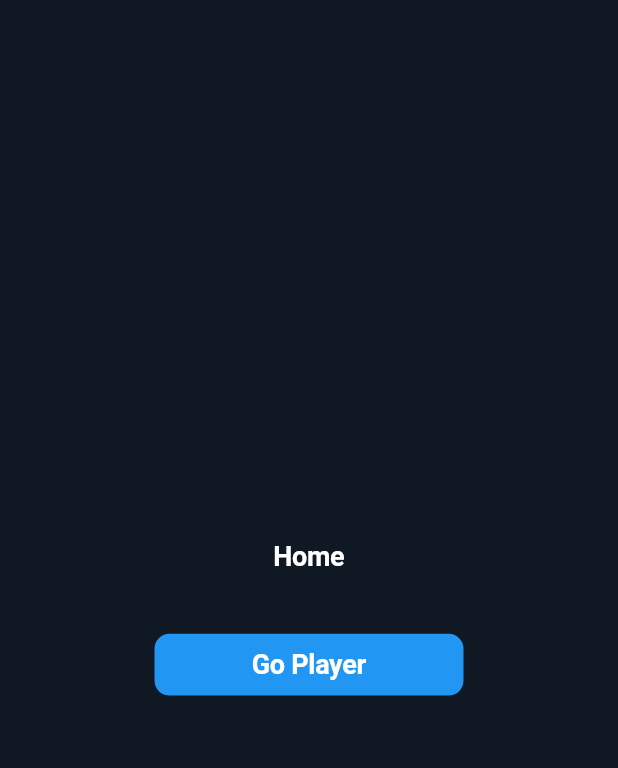
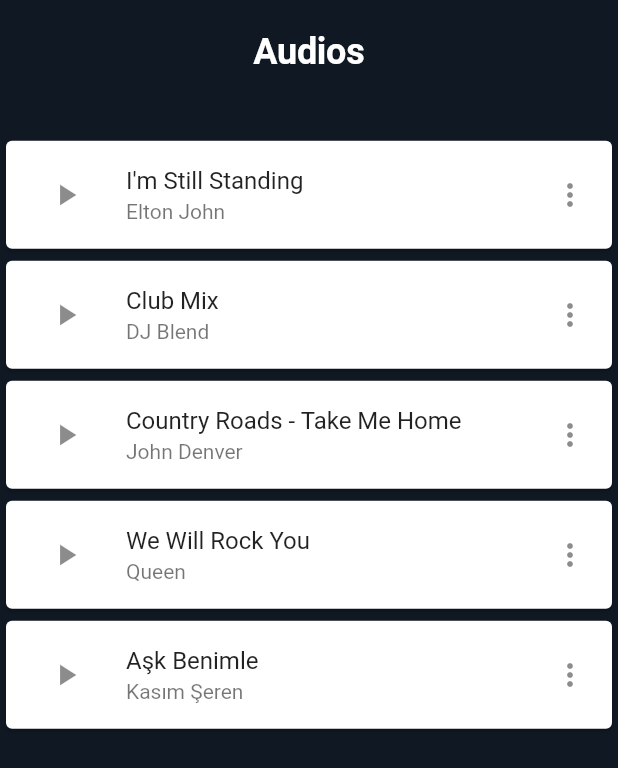
Before and after one commit to yagizdo/audio_app_demo, a Flutter app: the screen it shows after launch, on a phone screen of 412 x 824 dp. Shown: the top 768 px of the screen. Run offline on Flutter 3.47's test engine with Material 2 defaults, Android fonts, the phone set to English and light mode, and no system bars; our stand-ins replace audio_video_progress_bar, flutter_svg, get_it, go_router, hive, hive_flutter and 5 more; accounts and stored records are empty; generated files the repository leaves out were written again.

Commit message:
Added audio list and card || updated home view

```diff
--- a/lib/utils/app_routes.dart
+++ b/lib/utils/app_routes.dart
@@ -1,4 +1,4 @@
-import 'package:audio_app_demo/views/home_view.dart';
+import 'package:audio_app_demo/views/home/view/home_view.dart';
 import 'package:audio_app_demo/views/player/view/player_view.dart';
 import 'package:flutter/material.dart';
 import 'package:go_router/go_router.dart';
--- a/lib/utils/app_textstyles.dart
+++ b/lib/utils/app_textstyles.dart
@@ -19,7 +19,7 @@ class AppTextStyle {
   static TextStyle homeText() {
     return const TextStyle(
       color: Colors.white,
-      fontSize: 18,
+      fontSize: 24,
       fontWeight: FontWeight.w600,
       letterSpacing: -0.2,
       overflow: TextOverflow.ellipsis,
--- /dev/null
+++ b/lib/views/home/view/home_view.dart
@@ -0,0 +1,67 @@
+import 'package:audio_app_demo/models/audio/audio_model.dart';
+import 'package:audio_app_demo/utils/app_constants.dart';
+import 'package:audio_app_demo/utils/app_textstyles.dart';
+import 'package:audio_app_demo/views/home/widget/audios/audios_list.dart';
+import 'package:audio_app_demo/widgets/main_widgets/main_layout.dart';
+import 'package:flutter/material.dart';
+
+class HomeView extends StatelessWidget {
+  const HomeView({Key? key}) : super(key: key);
+
+  @override
+  Widget build(BuildContext context) {
+    List<AudioModel> audios = [
+      AudioModel(
+        id: '0',
+        title: "I'm Still Standing",
+        artist: 'Elton John',
+        artUri: "https://upload.wikimedia.org/wikipedia/en/6/69/Elton_John_StillStanding.jpg",
+        url: 'https://Hippopcharts.com/music/uploads/2023/06/Elton_John_-_I_m_Still_Standing-Hippopcharts.com.mp3',
+      ),
+      AudioModel(
+        id: "1",
+        title: 'Club Mix',
+        artist: 'DJ Blend',
+        artUri: "https://i1.sndcdn.com/artworks-000051113932-6rfb2i-t500x500.jpg",
+        url: 'https://mp3files.cc/dl/V2Excnp1OHV4TG5EVU5OYmZneDFFZz/club-mix-dj-blend.mp3',
+      ),
+      AudioModel(
+        id: "2",
+        title: 'Country Roads - Take Me Home',
+        artist: 'John Denver',
+        artUri: "https://i.scdn.co/image/ab67616d0000b27334fb2b0117a542d515dc78d6",
+        url: 'https://mp3files.cc/dl/a29kelU3R1d5dmJWcE90ZmJNMUZtZz/john-denver-take-me-home-country-roads-audio.mp3',
+      ),
+      AudioModel(
+        id: "3",
+        title: "We Will Rock You",
+        artist: 'Queen',
+        artUri: "https://static.wikia.nocookie.net/rockband/images/e/e5/Newsoftheworld.png/revision/latest?cb=20121008210402",
+        url: 'https://mp3files.cc/dl/dExreDBwZThCTlc5bk5DN1lRTVR3Zz/queen-we-will-rock-you.mp3',
+      ),
+      AudioModel(
+        id: "4",
+        title: 'Aşk Benimle',
+        artist: 'Kasım Şeren',
+        artUri: 'https://i.scdn.co/image/ab67616d0000b273ad6f9a0b02908d879a1a8c80',
+        url: 'https://mp3files.cc/dl/d0ZjeUlyTStSQkRiZmZrVk95M2dTUT/kasim-seren-ask-benimle.mp3',
+      ),
+    ];
+    return MainLayout(
+      content: Center(
+        child: Column(
+          mainAxisAlignment: MainAxisAlignment.center,
+          children: [
+            height5Per(context: context),
+            Text(
+              'Audios',
+              style: AppTextStyle.homeText(),
+            ),
+            height10Per(context: context),
+            Expanded(child: AudiosList(audios: audios,)),
+          ],
+        ),
+      ),
+    );
+  }
+}
--- /dev/null
+++ b/lib/views/home/widget/audios/audios_card.dart
@@ -0,0 +1,28 @@
+import 'package:flutter/material.dart';
+
+import '../../../../models/audio/audio_model.dart';
+
+class AudiosCard extends StatelessWidget {
+  const AudiosCard({super.key, required this.audio});
+
+  final AudioModel audio;
+
+  @override
+  Widget build(BuildContext context) {
+    return Card(
+      child: ListTile(
+        leading: _buildPlayButton(),
+        title: Text(audio.title),
+        subtitle: Text(audio.artist),
+        trailing: const Icon(Icons.more_vert),
+      ),
+    );
+  }
+
+  Widget _buildPlayButton() {
+    return IconButton(
+      icon: const Icon(Icons.play_arrow),
+      onPressed: () {},
+    );
+  }
+}
--- /dev/null
+++ b/lib/views/home/widget/audios/audios_list.dart
@@ -0,0 +1,21 @@
+import 'package:audio_app_demo/views/home/widget/audios/audios_card.dart';
+import 'package:flutter/material.dart';
+
+import '../../../../models/audio/audio_model.dart';
+
+class AudiosList extends StatelessWidget {
+  const AudiosList({super.key, required this.audios});
+
+  final List<AudioModel> audios;
+
+  @override
+  Widget build(BuildContext context) {
+    return ListView.builder(
+      itemCount: audios.length,
+      itemBuilder: (context, index) {
+        final audio = audios[index];
+        return AudiosCard(audio: audio);
+      },
+    );
+  }
+}
--- a/lib/views/home_view.dart
+++ /dev/null
@@ -1,48 +0,0 @@
-import 'package:audio_app_demo/utils/app_constants.dart';
-import 'package:audio_app_demo/utils/app_textstyles.dart';
-import 'package:audio_app_demo/utils/extensions/context_extension.dart';
-import 'package:audio_app_demo/widgets/main_widgets/main_layout.dart';
-import 'package:audio_app_demo/widgets/main_widgets/tap_wrapper.dart';
-import 'package:flutter/material.dart';
-import 'package:go_router/go_router.dart';
-
-class HomeView extends StatelessWidget {
-  const HomeView({Key? key}) : super(key: key);
-
-  @override
-  Widget build(BuildContext context) {
-    return MainLayout(
-      content: Center(
-        child: Column(
-          mainAxisAlignment: MainAxisAlignment.center,
-          children: [
-            Text(
-              'Home',
-              style: AppTextStyle.homeText(),
-            ),
-            height10Per(context: context),
-            TapWrapper(
-              onTap: () {
-                context.push('/player');
-              },
-              child: Container(
-                width: context.screenWidth * 0.5,
-                height: context.screenWidth * 0.1,
-                decoration: BoxDecoration(
-                  color: Colors.blue,
-                  borderRadius: BorderRadius.circular(10),
-                ),
-                child: Center(
-                  child: Text(
-                    'Go Player',
-                    style: AppTextStyle.homeText(),
-                  ),
-                ),
-              ),
-            ),
-          ],
-        ),
-      ),
-    );
-  }
-}
```
